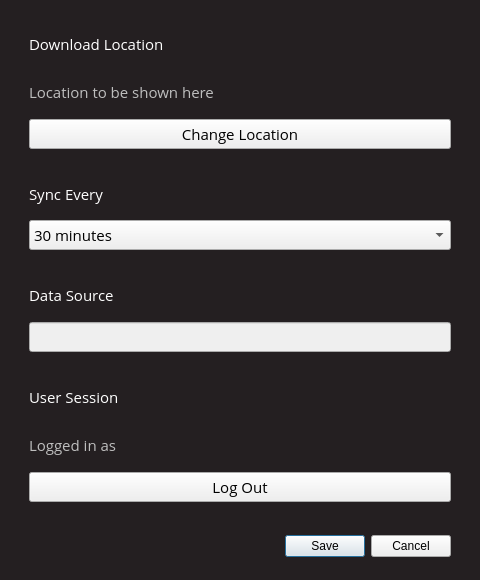
Before: the Qt Designer form blackboard_sync/qt/SettingsWindow.ui in sanjacob/BlackboardSync, drawn with Qt 5.
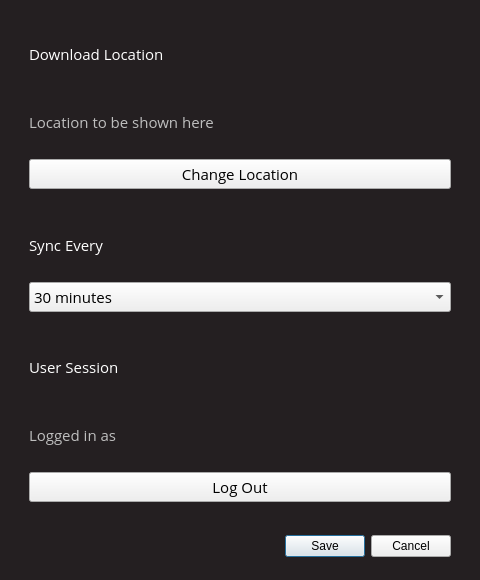
After: the same form once the commit is applied. Icons and pictures are not drawn.

Commit message:
Replace old data sources approach and keep institutional one
Old instances of a hardcoded data source have been replaced by a
new approach using the universities.json data, from which user
memberships will be filtered according to their data source.
The data_source user setting in the settings menu has also been removed,
since the user most likely will not need to change this.
This change will allow preemptive support for most other institutions,
without a testing account on either of them.

```diff
--- a/blackboard_sync/qt/SettingsWindow.ui
+++ b/blackboard_sync/qt/SettingsWindow.ui
@@ -187,48 +187,6 @@
        </property>
       </spacer>
      </item>
-     <item>
-      <widget class="QLabel" name="data_source_label">
-       <property name="font">
-        <font>
-         <family>Open Sans</family>
-         <pointsize>11</pointsize>
-        </font>
-       </property>
-       <property name="text">
-        <string>Data Source</string>
-       </property>
-      </widget>
-     </item>
-     <item>
-      <widget class="QLineEdit" name="data_source_edit">
-       <property name="enabled">
-        <bool>false</bool>
-       </property>
-       <property name="font">
-        <font>
-         <family>Open Sans</family>
-         <pointsize>11</pointsize>
-        </font>
-       </property>
-      </widget>
-     </item>
-     <item>
-      <spacer name="verticalSpacer_5">
-       <property name="orientation">
-        <enum>Qt::Vertical</enum>
-       </property>
-       <property name="sizeType">
-        <enum>QSizePolicy::Fixed</enum>
-       </property>
-       <property name="sizeHint" stdset="0">
-        <size>
-         <width>0</width>
-         <height>18</height>
-        </size>
-       </property>
-      </spacer>
-     </item>
      <item>
       <widget class="QLabel" name="session_label">
        <property name="font">
```
The commit also changes 4 other files.
